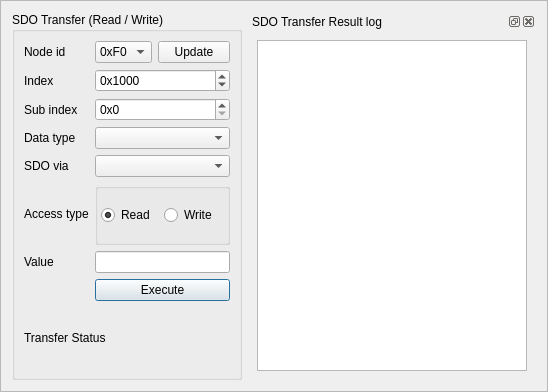
Above: apps/demo_qt_advanced/plk_qt_gui/ui/SdoTransfer.ui from OpenAutomationTechnologies/openPOWERLINK_Qt_App before the change. Below: the same form after it.
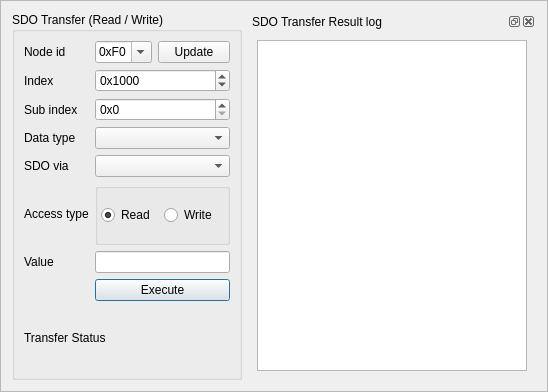
That is the form after the change.

Commit message: [TASK] Set SDO transfer node id to decimal and editable

```diff
--- a/apps/demo_qt_advanced/plk_qt_gui/ui/SdoTransfer.ui
+++ b/apps/demo_qt_advanced/plk_qt_gui/ui/SdoTransfer.ui
@@ -75,6 +75,15 @@
       </item>
       <item row="0" column="1">
        <widget class="QComboBox" name="nodeId">
+        <property name="inputMethodHints">
+         <set>Qt::ImhDigitsOnly|Qt::ImhFormattedNumbersOnly|Qt::ImhPreferNumbers</set>
+        </property>
+        <property name="editable">
+         <bool>true</bool>
+        </property>
+        <property name="currentText">
+         <string>240</string>
+        </property>
         <item>
          <property name="text">
           <string>0xF0</string>
```
The commit also changes 1 other file.
